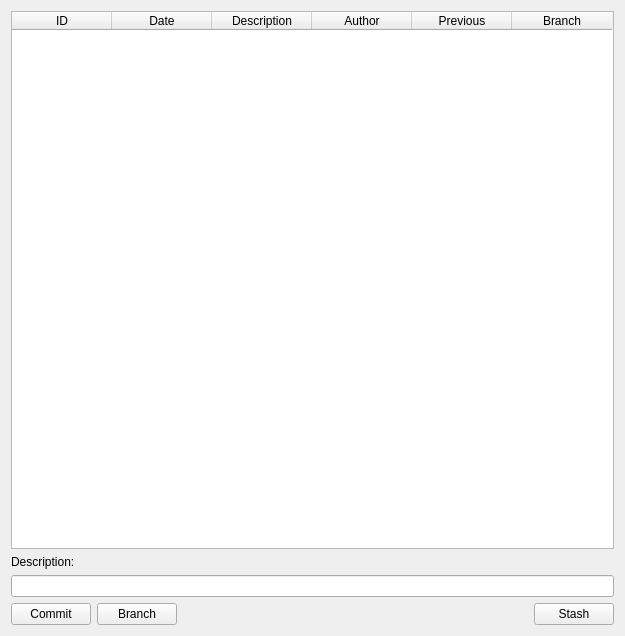
This is core/io/sqltable.ui in KmolYuan/Pyslvs-UI as Qt 5 draws it before an edit. The edited form follows.
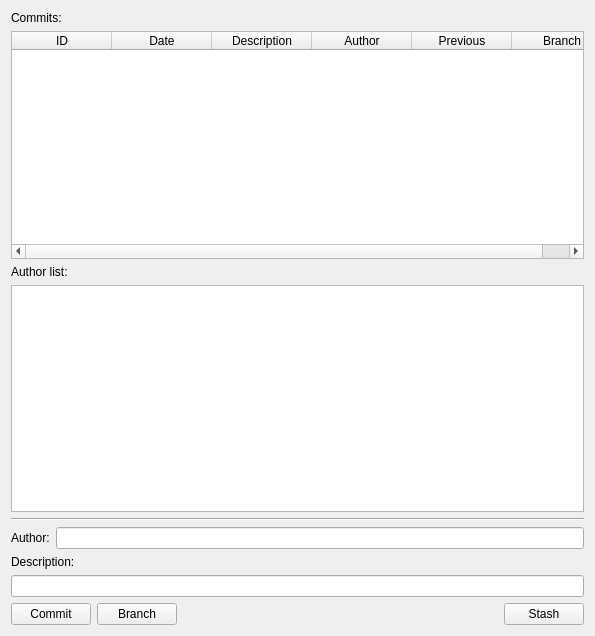
This is the edited form. Icons and pictures are not drawn.

Commit message: VC widget UI adjustment.

```diff
--- a/core/io/sqltable.ui
+++ b/core/io/sqltable.ui
@@ -6,7 +6,7 @@
    <rect>
     <x>0</x>
     <y>0</y>
-    <width>625</width>
+    <width>595</width>
     <height>636</height>
    </rect>
   </property>
@@ -15,7 +15,14 @@
   </property>
   <layout class="QVBoxLayout" name="verticalLayout">
    <item>
-    <widget class="QTableWidget" name="FileTable">
+    <widget class="QLabel" name="CommitTable_text">
+     <property name="text">
+      <string>Commits:</string>
+     </property>
+    </widget>
+   </item>
+   <item>
+    <widget class="QTableWidget" name="CommitTable">
      <property name="editTriggers">
       <set>QAbstractItemView::NoEditTriggers</set>
      </property>
@@ -60,6 +67,37 @@
      </column>
     </widget>
    </item>
+   <item>
+    <widget class="QLabel" name="AuthorList_text">
+     <property name="text">
+      <string>Author list:</string>
+     </property>
+    </widget>
+   </item>
+   <item>
+    <widget class="QListWidget" name="AuthorList"/>
+   </item>
+   <item>
+    <widget class="Line" name="line">
+     <property name="orientation">
+      <enum>Qt::Horizontal</enum>
+     </property>
+    </widget>
+   </item>
+   <item>
+    <layout class="QHBoxLayout" name="horizontalLayout">
+     <item>
+      <widget class="QLabel" name="FileAuthor_text">
+       <property name="text">
+        <string>Author:</string>
+       </property>
+      </widget>
+     </item>
+     <item>
+      <widget class="QLineEdit" name="FileAuthor"/>
+     </item>
+    </layout>
+   </item>
    <item>
     <widget class="QLabel" name="FileDescription_text">
      <property name="text">
```
The commit also changes 1 other file.
